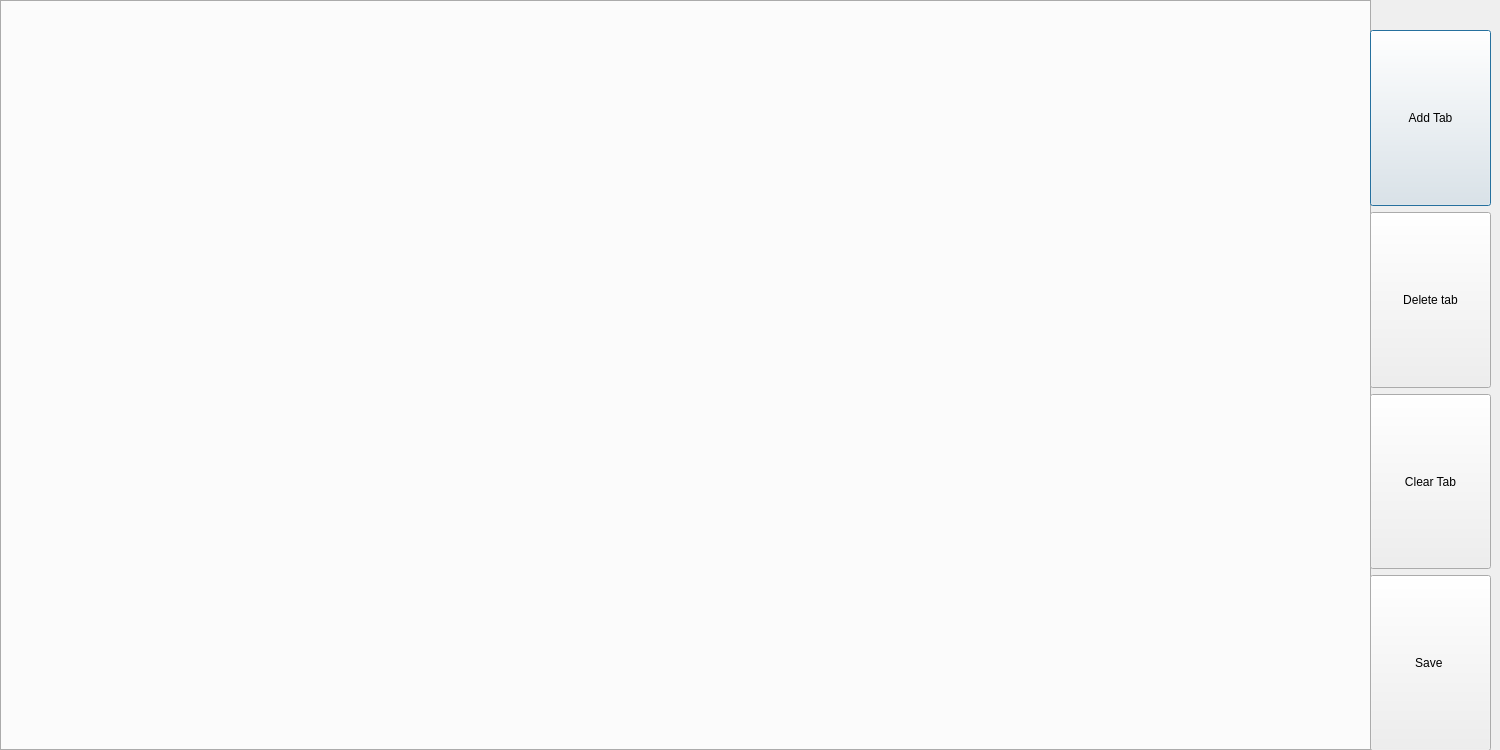
This is newpage.ui in Cleber-git/textEdit as Qt 5 draws it before an edit. The edited form follows.
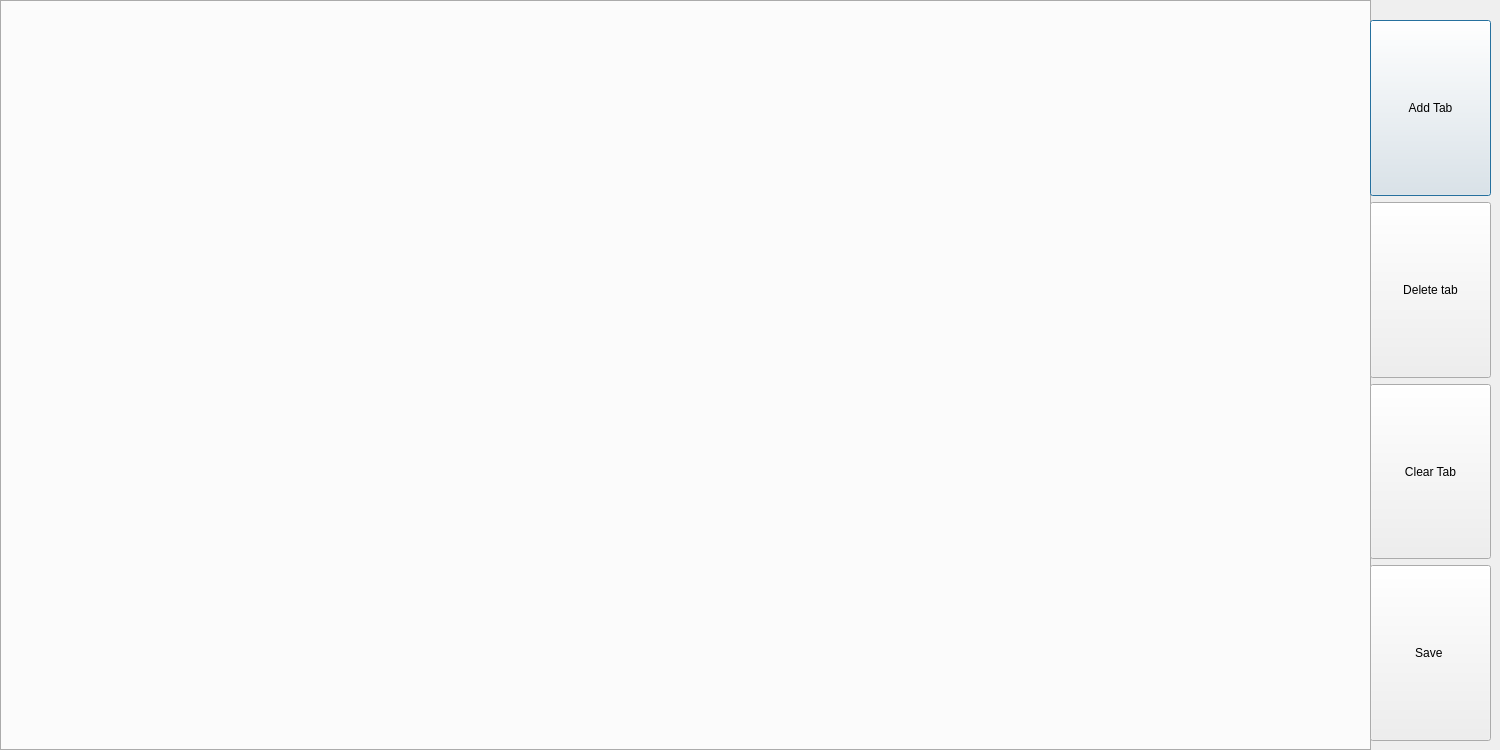
This is the edited form.

Commit message: Concluir funcionalidade de salvar titulo e corpo no banco de dados. Restando estruturar a interface e montar a tela inicial com os arquivos já existentes

```diff
--- a/newpage.ui
+++ b/newpage.ui
@@ -30,7 +30,7 @@
    <property name="geometry">
     <rect>
      <x>1370</x>
-     <y>30</y>
+     <y>20</y>
      <width>121</width>
      <height>721</height>
     </rect>
```
The commit also changes 7 other files.
